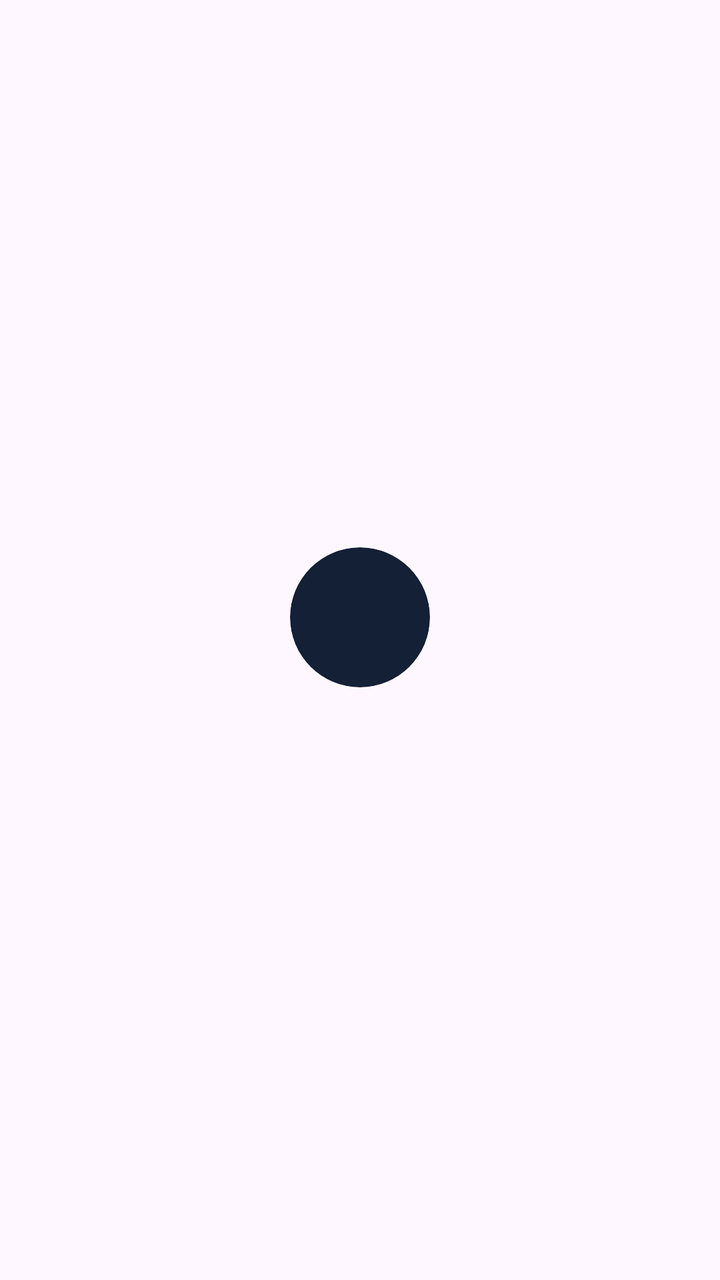
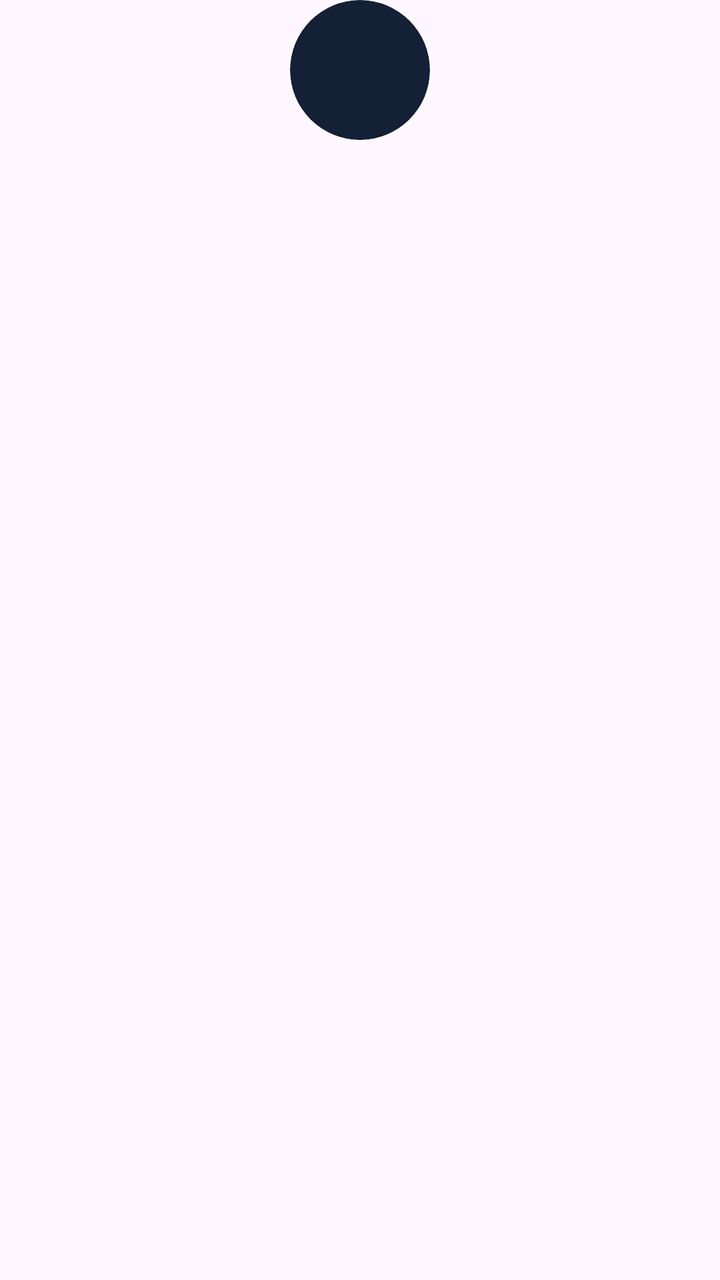

Two renders of the same Android screen: before a commit and after it. Below are the layout's source before the change and the commit's diff.
<!-- AndroidManifest.xml: application theme Theme.MovieMachine -->
<!-- res/layout/item_cast.xml -->
<?xml version="1.0" encoding="utf-8"?>
<LinearLayout xmlns:android="http://schemas.android.com/apk/res/android"
    xmlns:app="http://schemas.android.com/apk/res-auto"
    android:layout_width="90dp"
    android:layout_height="wrap_content"
    android:orientation="vertical"
    android:gravity="center"
    android:layout_marginEnd="12dp">

    <androidx.cardview.widget.CardView
        android:layout_width="70dp"
        android:layout_height="70dp"
        app:cardCornerRadius="35dp"
        app:cardBackgroundColor="#132035"
        app:cardElevation="0dp">

        <ImageView
            android:id="@+id/imgCastProfile"
            android:layout_width="match_parent"
            android:layout_height="match_parent"
            android:scaleType="centerCrop" />
    </androidx.cardview.widget.CardView>

    <TextView
        android:id="@+id/tvCastName"
        android:layout_width="match_parent"
        android:layout_height="wrap_content"
        android:layout_marginTop="6dp"
        android:textColor="#FFFFFF"
        android:textSize="12sp"
        android:gravity="center"
        android:maxLines="2"
        android:ellipsize="end" />
</LinearLayout>
<!-- resources referenced by this layout -->
<resources>
  <style name="Theme.MovieMachine" parent="Base.Theme.MovieMachine" />
  <style name="Base.Theme.MovieMachine" parent="Theme.Material3.DayNight.NoActionBar">
          
          
      </style>
</resources>

<!-- the commit's change to res/layout/item_cast.xml (unified diff, before → after) -->
@@ -1,18 +1,20 @@
 <?xml version="1.0" encoding="utf-8"?>
-<LinearLayout xmlns:android="http://schemas.android.com/apk/res/android"
+<androidx.constraintlayout.widget.ConstraintLayout xmlns:android="http://schemas.android.com/apk/res/android"
     xmlns:app="http://schemas.android.com/apk/res-auto"
     android:layout_width="90dp"
     android:layout_height="wrap_content"
-    android:orientation="vertical"
-    android:gravity="center"
     android:layout_marginEnd="12dp">
 
     <androidx.cardview.widget.CardView
+        android:id="@+id/cardCastProfile"
         android:layout_width="70dp"
         android:layout_height="70dp"
         app:cardCornerRadius="35dp"
         app:cardBackgroundColor="#132035"
-        app:cardElevation="0dp">
+        app:cardElevation="0dp"
+        app:layout_constraintTop_toTopOf="parent"
+        app:layout_constraintStart_toStartOf="parent"
+        app:layout_constraintEnd_toEndOf="parent">
 
         <ImageView
             android:id="@+id/imgCastProfile"
@@ -23,12 +25,16 @@
 
     <TextView
         android:id="@+id/tvCastName"
-        android:layout_width="match_parent"
+        android:layout_width="0dp"
         android:layout_height="wrap_content"
         android:layout_marginTop="6dp"
         android:textColor="#FFFFFF"
         android:textSize="12sp"
         android:gravity="center"
         android:maxLines="2"
-        android:ellipsize="end" />
-</LinearLayout>
+        android:ellipsize="end"
+        app:layout_constraintTop_toBottomOf="@id/cardCastProfile"
+        app:layout_constraintStart_toStartOf="parent"
+        app:layout_constraintEnd_toEndOf="parent"
+        app:layout_constraintBottom_toBottomOf="parent" />
+</androidx.constraintlayout.widget.ConstraintLayout>
